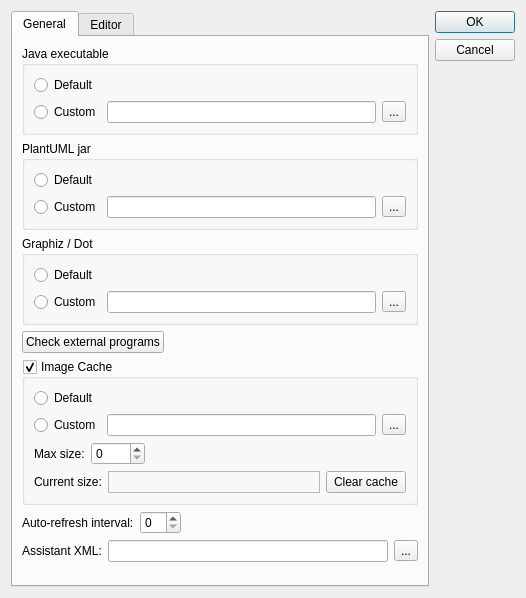
First picture: the form in preferencesdialog.ui, repository borco/plantumlqeditor, before the edit.
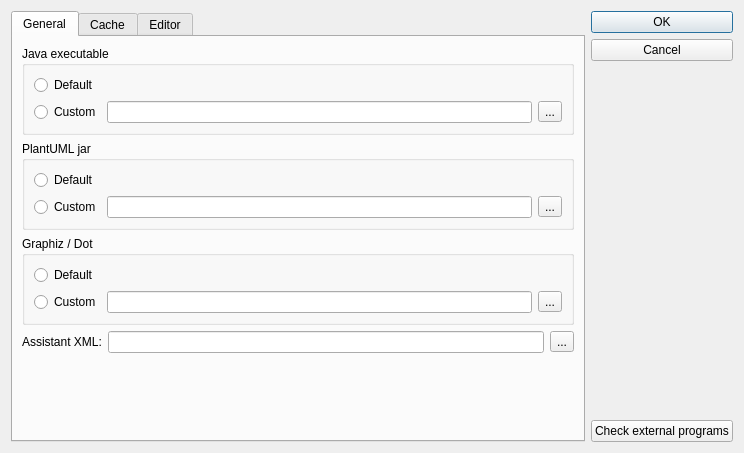
Second picture: the form after the edit.

Commit message:
changed the preferences and log dialogs
* created new tab in preferences
* moved the location of the button to check external programs
* changed how the external programs are checked
* format the log

The edit to the form file:
```diff
--- a/preferencesdialog.ui
+++ b/preferencesdialog.ui
@@ -6,8 +6,8 @@
    <rect>
     <x>0</x>
     <y>0</y>
-    <width>526</width>
-    <height>598</height>
+    <width>744</width>
+    <height>453</height>
    </rect>
   </property>
   <property name="windowTitle">
@@ -16,6 +16,12 @@
   <layout class="QHBoxLayout" name="horizontalLayout">
    <item>
     <widget class="QTabWidget" name="tabWidget">
+     <property name="sizePolicy">
+      <sizepolicy hsizetype="MinimumExpanding" vsizetype="Expanding">
+       <horstretch>1</horstretch>
+       <verstretch>0</verstretch>
+      </sizepolicy>
+     </property>
      <property name="currentIndex">
       <number>0</number>
      </property>
@@ -23,8 +29,6 @@
       <attribute name="title">
        <string>General</string>
       </attribute>
-      <layout class="QVBoxLayout" name="verticalLayout_7">
-       <item>
         <layout class="QVBoxLayout" name="verticalLayout_5">
          <item>
           <widget class="QGroupBox" name="groupBox">
@@ -138,29 +142,46 @@
           </widget>
          </item>
          <item>
-          <layout class="QHBoxLayout" name="horizontalLayout_14">
+        <layout class="QHBoxLayout" name="horizontalLayout_9">
            <item>
-            <widget class="QPushButton" name="checkExternalPrograms">
+          <widget class="QLabel" name="label_4">
              <property name="text">
-              <string>Check external programs</string>
+            <string>Assistant XML:</string>
              </property>
             </widget>
            </item>
            <item>
-            <spacer name="horizontalSpacer_4">
+          <widget class="QLineEdit" name="assistantXmlEdit"/>
+         </item>
+         <item>
+          <widget class="QToolButton" name="assistantXmlButton">
+           <property name="text">
+            <string>...</string>
+           </property>
+          </widget>
+         </item>
+        </layout>
+       </item>
+       <item>
+        <spacer name="verticalSpacer_2">
              <property name="orientation">
-              <enum>Qt::Horizontal</enum>
+          <enum>Qt::Vertical</enum>
              </property>
              <property name="sizeHint" stdset="0">
               <size>
-               <width>40</width>
-               <height>20</height>
+           <width>20</width>
+           <height>4</height>
               </size>
              </property>
             </spacer>
            </item>
           </layout>
-         </item>
+     </widget>
+     <widget class="QWidget" name="cacheTab">
+      <attribute name="title">
+       <string>Cache</string>
+      </attribute>
+      <layout class="QVBoxLayout" name="verticalLayout_11">
          <item>
           <widget class="QGroupBox" name="cacheGroupBox">
            <property name="title">
@@ -276,55 +297,7 @@
           </widget>
          </item>
          <item>
-          <layout class="QHBoxLayout" name="horizontalLayout_10">
-           <item>
-            <widget class="QLabel" name="label_3">
-             <property name="text">
-              <string>Auto-refresh interval:</string>
-             </property>
-            </widget>
-           </item>
-           <item>
-            <widget class="QSpinBox" name="autoRefreshSpin"/>
-           </item>
-           <item>
-            <spacer name="horizontalSpacer">
-             <property name="orientation">
-              <enum>Qt::Horizontal</enum>
-             </property>
-             <property name="sizeHint" stdset="0">
-              <size>
-               <width>40</width>
-               <height>20</height>
-              </size>
-             </property>
-            </spacer>
-           </item>
-          </layout>
-         </item>
-         <item>
-          <layout class="QHBoxLayout" name="horizontalLayout_9">
-           <item>
-            <widget class="QLabel" name="label_4">
-             <property name="text">
-              <string>Assistant XML:</string>
-             </property>
-            </widget>
-           </item>
-           <item>
-            <widget class="QLineEdit" name="assistantXmlEdit"/>
-           </item>
-           <item>
-            <widget class="QToolButton" name="assistantXmlButton">
-             <property name="text">
-              <string>...</string>
-             </property>
-            </widget>
-           </item>
-          </layout>
-         </item>
-         <item>
-          <spacer name="verticalSpacer_2">
+        <spacer name="verticalSpacer_4">
            <property name="orientation">
             <enum>Qt::Vertical</enum>
            </property>
@@ -337,8 +310,6 @@
           </spacer>
          </item>
         </layout>
-       </item>
-      </layout>
      </widget>
      <widget class="QWidget" name="tab_2">
       <attribute name="title">
@@ -448,6 +419,33 @@
           <string>Other</string>
          </property>
          <layout class="QVBoxLayout" name="verticalLayout_8">
+          <item>
+           <layout class="QHBoxLayout" name="horizontalLayout_14">
+            <item>
+             <widget class="QLabel" name="label_3">
+              <property name="text">
+               <string>Auto-refresh interval:</string>
+              </property>
+             </widget>
+            </item>
+            <item>
+             <widget class="QSpinBox" name="autoRefreshSpin"/>
+            </item>
+            <item>
+             <spacer name="horizontalSpacer">
+              <property name="orientation">
+               <enum>Qt::Horizontal</enum>
+              </property>
+              <property name="sizeHint" stdset="0">
+               <size>
+                <width>40</width>
+                <height>20</height>
+               </size>
+              </property>
+             </spacer>
+            </item>
+           </layout>
+          </item>
           <item>
            <widget class="QCheckBox" name="refreshOnSaveCheckBox">
             <property name="text">
@@ -480,7 +478,7 @@
      <item>
       <widget class="QDialogButtonBox" name="buttonBox">
        <property name="sizePolicy">
-        <sizepolicy hsizetype="Fixed" vsizetype="Fixed">
+        <sizepolicy hsizetype="Expanding" vsizetype="Fixed">
          <horstretch>0</horstretch>
          <verstretch>0</verstretch>
         </sizepolicy>
@@ -506,6 +504,13 @@
        </property>
       </spacer>
      </item>
+     <item>
+      <widget class="QPushButton" name="checkExternalPrograms">
+       <property name="text">
+        <string>Check external programs</string>
+       </property>
+      </widget>
+     </item>
     </layout>
    </item>
   </layout>
```
Left out of the diff: 10 changed lines with no effect on the pictures. Lines whose indentation alone changed are shown as unchanged. The commit also changes 3 other files.
